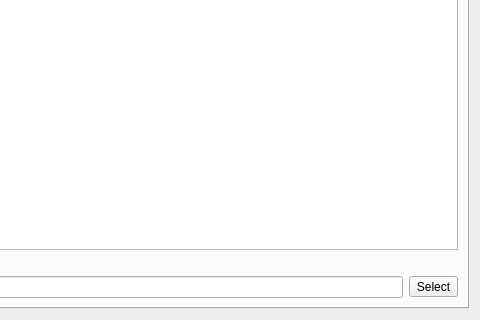
This is gui/gui.ui in GitoriousLispBackup/eql as Qt 5 draws it before an edit; both pictures show x 138 to 618 and y 245 to 565 of the 618 by 565 pixel window. The edited form follows.
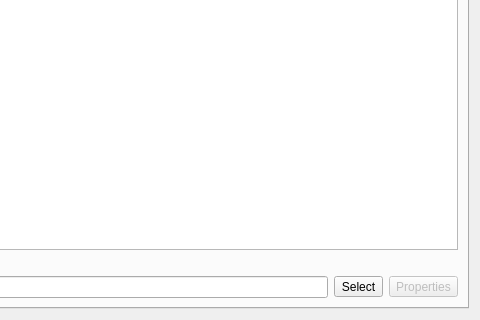
This is the edited form.

Commit message: add QPROPERTIES dialog to QGUI widget

What changed in the file:
```diff
--- a/gui/gui.ui
+++ b/gui/gui.ui
@@ -60,6 +60,16 @@
            </property>
           </widget>
          </item>
+         <item>
+          <widget class="QToolButton" name="properties">
+           <property name="enabled">
+            <bool>false</bool>
+           </property>
+           <property name="text">
+            <string>Properties</string>
+           </property>
+          </widget>
+         </item>
         </layout>
        </item>
       </layout>
```
The commit also changes 4 other files.
